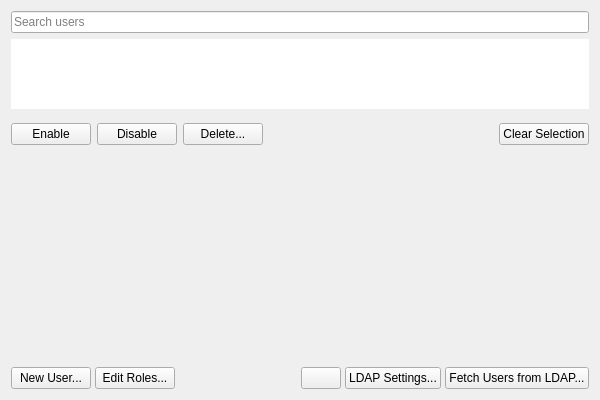
Old version of the form vms/client/nx_vms_client_desktop/src/ui/widgets/system_settings/user_management_widget.ui in the repository networkoptix/nx_open.
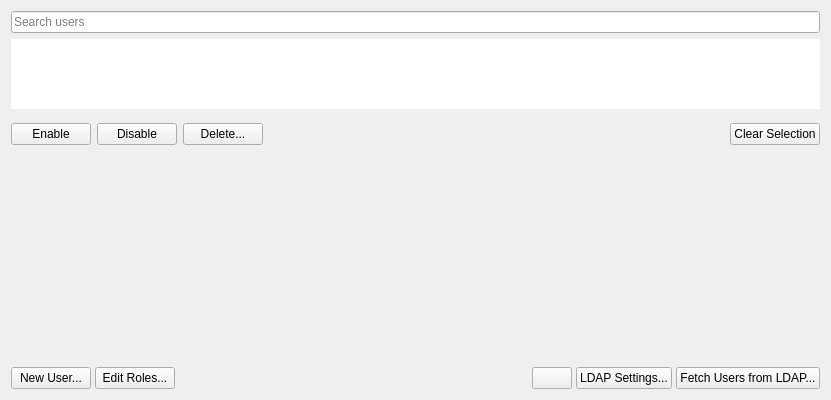
New version of the form. Custom widgets are drawn as their Qt base class.

Commit message:
Speed-up of User Management user table
<==== Mercurial data ====>
Branch: vms_4.0_gui

The edit to the form file:
```diff
--- a/vms/client/nx_vms_client_desktop/src/ui/widgets/system_settings/user_management_widget.ui
+++ b/vms/client/nx_vms_client_desktop/src/ui/widgets/system_settings/user_management_widget.ui
@@ -6,7 +6,7 @@
    <rect>
     <x>0</x>
     <y>0</y>
-    <width>600</width>
+    <width>831</width>
     <height>400</height>
    </rect>
   </property>
```
Left out of the diff: 5 changed lines with no effect on the pictures. Lines whose indentation alone changed are shown as unchanged.
